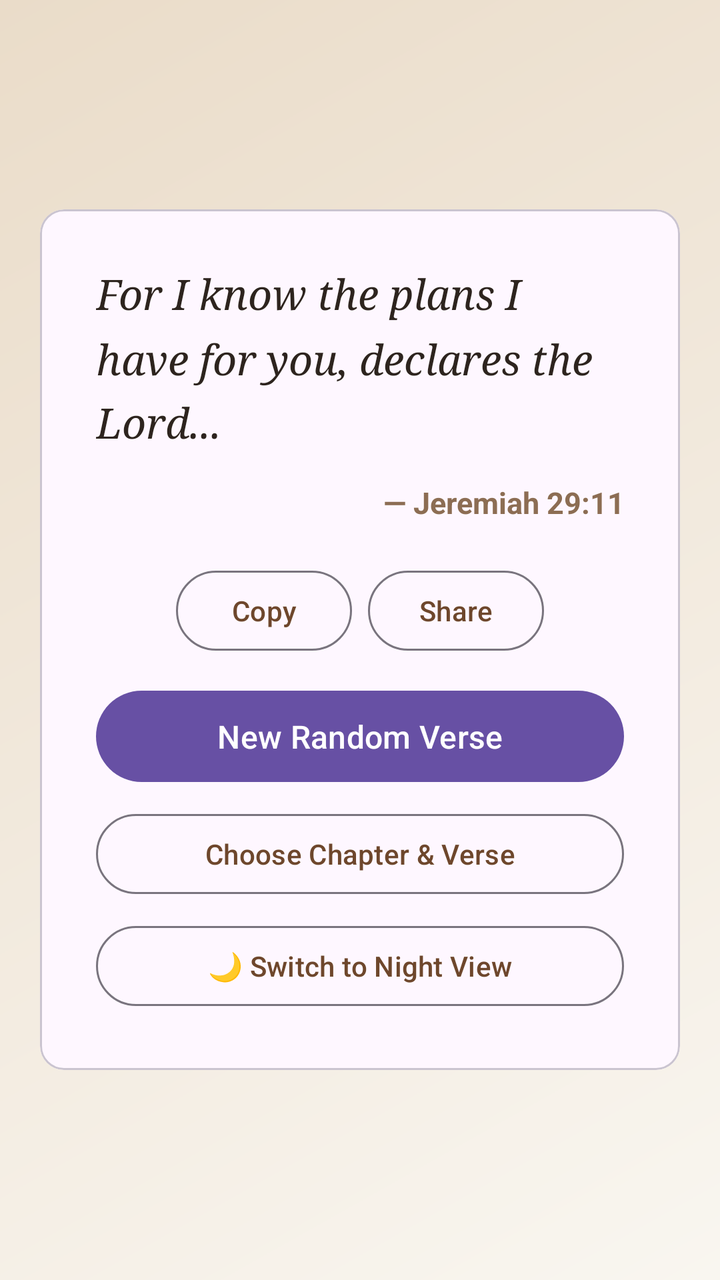
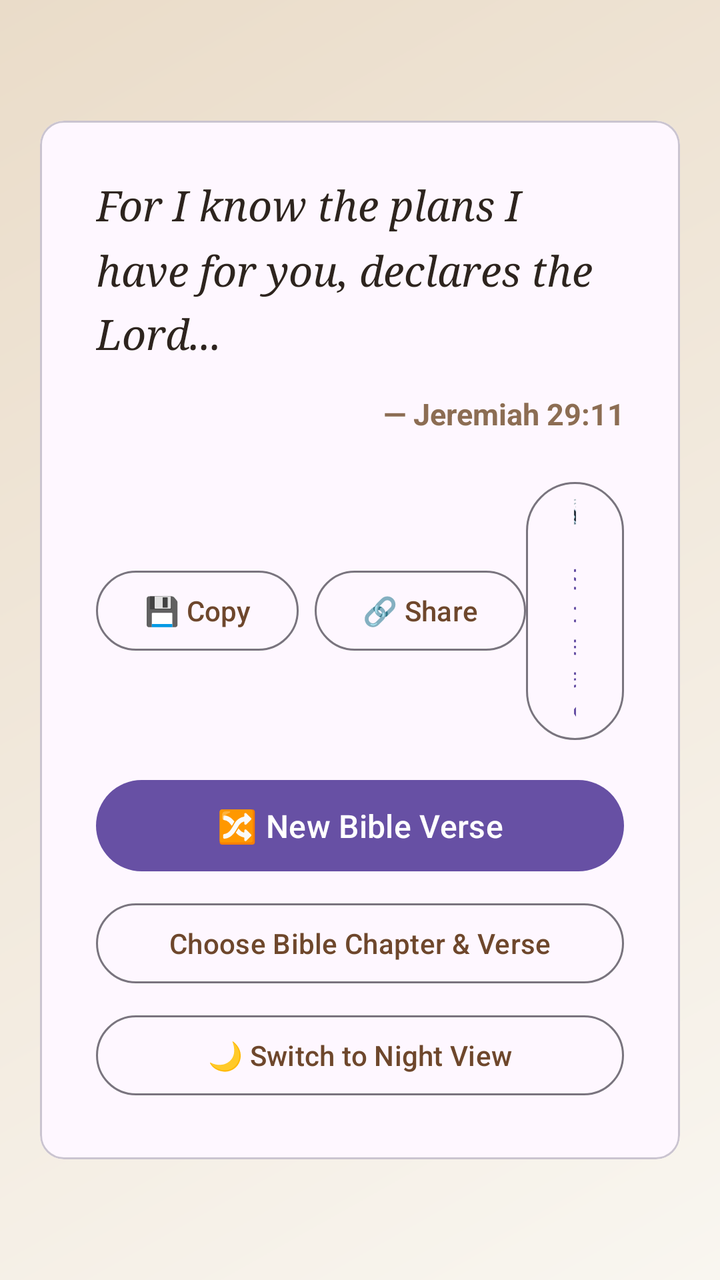

The first picture is an Android layout as it rendered before a commit; the second is the same layout after the commit. The layout source and the unified diff follow.
<!-- AndroidManifest.xml: application theme Theme.RandomBibleVerse -->
<!-- res/layout/activity_main.xml -->
<?xml version="1.0" encoding="utf-8"?>
<RelativeLayout xmlns:android="http://schemas.android.com/apk/res/android"
    xmlns:app="http://schemas.android.com/apk/auto"
    android:layout_width="match_parent"
    android:layout_height="match_parent"
    android:background="@drawable/bg_gradient">

    
    <com.google.android.material.card.MaterialCardView
        android:id="@+id/verseCard"
        android:layout_width="match_parent"
        android:layout_height="wrap_content"
        android:layout_centerInParent="true"
        android:layout_margin="20dp"
        app:cardCornerRadius="20dp"
        app:cardElevation="8dp"
        app:cardBackgroundColor="#FFFFFF"
        app:strokeWidth="1dp"
        app:strokeColor="#E8E2D5">

        <LinearLayout
            android:layout_width="match_parent"
            android:layout_height="wrap_content"
            android:orientation="vertical"
            android:padding="28dp">

            
            <TextView
                android:id="@+id/tvVerseText"
                android:layout_width="match_parent"
                android:layout_height="wrap_content"
                android:text="For I know the plans I have for you, declares the Lord..."
                android:textSize="21sp"
                android:textColor="#2D241E"
                android:fontFamily="serif"
                android:lineSpacingMultiplier="1.3"
                android:textStyle="italic" />

            
            <TextView
                android:id="@+id/tvVerseRef"
                android:layout_width="match_parent"
                android:layout_height="wrap_content"
                android:layout_marginTop="16dp"
                android:text="— Jeremiah 29:11"
                android:textSize="15sp"
                android:textColor="#8C6D53"
                android:textStyle="bold"
                android:gravity="end" />

            
            <LinearLayout
                android:layout_width="match_parent"
                android:layout_height="wrap_content"
                android:layout_marginTop="20dp"
                android:orientation="horizontal"
                android:gravity="center">

                <com.google.android.material.button.MaterialButton
                    android:id="@+id/btnCopy"
                    style="?attr/materialButtonOutlinedStyle"
                    android:layout_width="wrap_content"
                    android:layout_height="wrap_content"
                    android:text="Copy"
                    android:textColor="#6E472C"
                    app:strokeColor="#6E472C"
                    android:layout_marginEnd="8dp" />

                <com.google.android.material.button.MaterialButton
                    android:id="@+id/btnShare"
                    style="?attr/materialButtonOutlinedStyle"
                    android:layout_width="wrap_content"
                    android:layout_height="wrap_content"
                    android:text="Share"
                    android:textColor="#6E472C"
                    app:strokeColor="#6E472C" />
            </LinearLayout>

            
            <com.google.android.material.button.MaterialButton
                android:id="@+id/btnRefresh"
                android:layout_width="match_parent"
                android:layout_height="wrap_content"
                android:layout_marginTop="12dp"
                android:text="New Random Verse"
                android:textSize="16sp"
                android:paddingVertical="12dp"
                app:backgroundTint="#6E472C"
                app:cornerRadius="12dp" />

            
            <com.google.android.material.button.MaterialButton
                android:id="@+id/btnSelectManual"
                style="?attr/materialButtonOutlinedStyle"
                android:layout_width="match_parent"
                android:layout_height="wrap_content"
                android:layout_marginTop="8dp"
                android:text="Choose Chapter &amp; Verse"
                android:textColor="#6E472C"
                app:strokeColor="#6E472C"
                app:cornerRadius="12dp" />

            
            <com.google.android.material.button.MaterialButton
                android:id="@+id/btnToggleTheme"
                style="?attr/materialButtonOutlinedStyle"
                android:layout_width="match_parent"
                android:layout_height="wrap_content"
                android:layout_marginTop="8dp"
                android:text="🌙 Switch to Night View"
                android:textColor="#6E472C"
                app:strokeColor="#6E472C"
                app:cornerRadius="12dp" />

        </LinearLayout>
    </com.google.android.material.card.MaterialCardView>
</RelativeLayout>
<!-- resources referenced by this layout -->
<resources>
  <!-- drawable bg_gradient (drawable) -->
  <?xml version="1.0" encoding="utf-8"?>
  <shape xmlns:android="http://schemas.android.com/apk/res/android"
      android:shape="rectangle">
      <gradient
          android:angle="135"
          android:startColor="#F9F6F0"
          android:endColor="#EADcc9"
          android:type="linear" />
  </shape>
  <style name="Theme.RandomBibleVerse" parent="Theme.Material3.DayNight.NoActionBar">
          
      </style>
</resources>

<!-- the commit's change to res/layout/activity_main.xml (unified diff, before → after) -->
@@ -55,25 +55,35 @@
                 android:layout_marginTop="20dp"
                 android:orientation="horizontal"
                 android:gravity="center">
-
+                
+                
                 <com.google.android.material.button.MaterialButton
                     android:id="@+id/btnCopy"
                     style="?attr/materialButtonOutlinedStyle"
                     android:layout_width="wrap_content"
                     android:layout_height="wrap_content"
-                    android:text="Copy"
+                    android:text="💾 Copy"
                     android:textColor="#6E472C"
                     app:strokeColor="#6E472C"
                     android:layout_marginEnd="8dp" />
-
+                
+                
                 <com.google.android.material.button.MaterialButton
                     android:id="@+id/btnShare"
                     style="?attr/materialButtonOutlinedStyle"
                     android:layout_width="wrap_content"
                     android:layout_height="wrap_content"
-                    android:text="Share"
+                    android:text="🔗 Share"
                     android:textColor="#6E472C"
                     app:strokeColor="#6E472C" />
+
+                
+                <com.google.android.material.button.MaterialButton
+                    android:id="@+id/btnSpeak"
+                    style="?attr/materialButtonOutlinedStyle"
+                    android:layout_width="wrap_content"
+                    android:layout_height="wrap_content"
+                    android:text="🔊 Speak"/>
             </LinearLayout>
 
             
@@ -82,7 +92,7 @@
                 android:layout_width="match_parent"
                 android:layout_height="wrap_content"
                 android:layout_marginTop="12dp"
-                android:text="New Random Verse"
+                android:text="🔀 New Bible Verse"
                 android:textSize="16sp"
                 android:paddingVertical="12dp"
                 app:backgroundTint="#6E472C"
@@ -95,7 +105,7 @@
                 android:layout_width="match_parent"
                 android:layout_height="wrap_content"
                 android:layout_marginTop="8dp"
-                android:text="Choose Chapter &amp; Verse"
+                android:text="Choose Bible Chapter &amp; Verse"
                 android:textColor="#6E472C"
                 app:strokeColor="#6E472C"
                 app:cornerRadius="12dp" />
